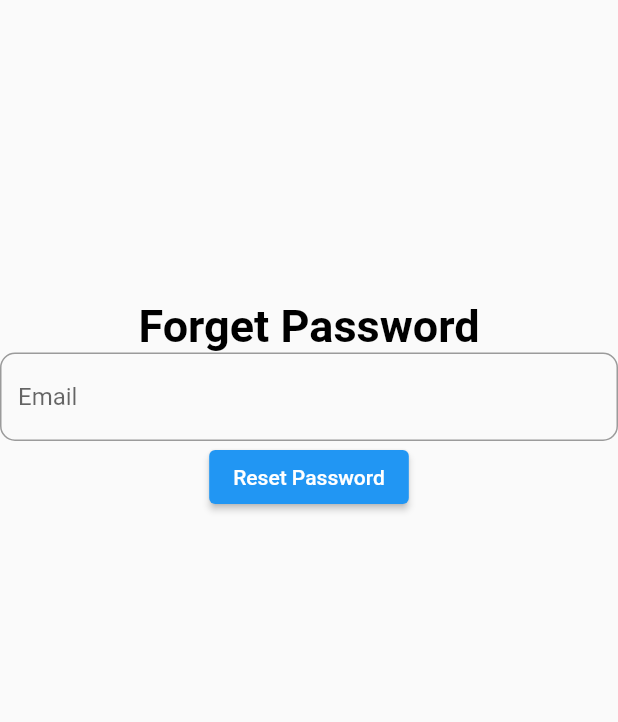
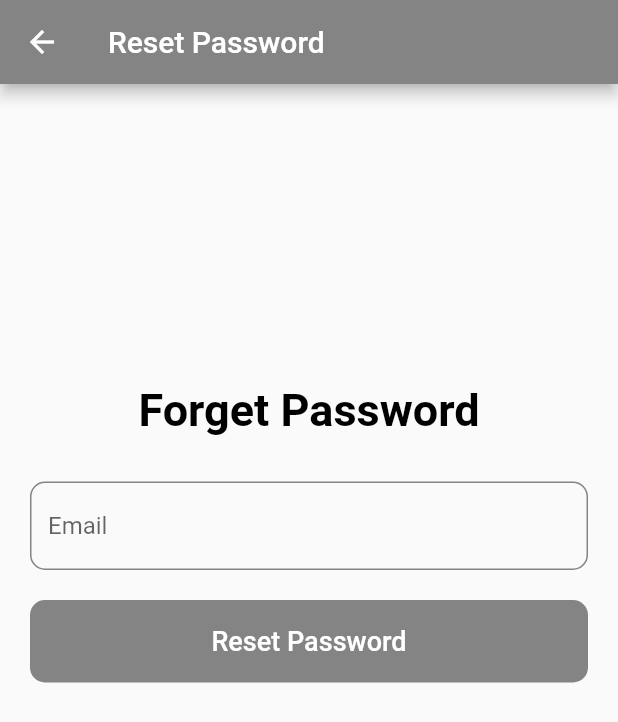
Before and after one commit to rathana-t/project_IOT, a Flutter app: the screen it shows after launch, item 4 of the bottom bar chosen, after a tap on "Forget Password?", on a phone screen of 412 x 824 dp. Shown: the top 722 px of the screen. Run offline on Flutter 3.47's test engine with Material 2 defaults, Android fonts, the light colour scheme and no system bars; our stand-ins replace circular_countdown_timer, email_validator, firebase_auth, firebase_core, firebase_database, flutter_spinkit; accounts and stored records are empty; network calls fail.

Commit message:
FEAT: new feature

```diff
--- a/lib/screens/auth/forgetpassword/forget_password_screen.dart
+++ b/lib/screens/auth/forgetpassword/forget_password_screen.dart
@@ -1,6 +1,8 @@
 import 'package:email_validator/email_validator.dart';
 import 'package:firebase_auth/firebase_auth.dart';
 import 'package:flutter/material.dart';
+import 'package:project_iot/theme/colors.dart';
+import 'package:project_iot/widgets/action_button.dart';
 import 'package:project_iot/widgets/utils.dart';
 
 class ForgetPasswordScreen extends StatefulWidget {
@@ -41,7 +43,13 @@ class _ForgetPasswordScreenState extends State<ForgetPasswordScreen> {
     }
 
     return Scaffold(
-      body: SingleChildScrollView(
+      appBar: AppBar(
+        backgroundColor: ColorConst.grey,
+        title: const Text('Reset Password'),
+      ),
+      body: Padding(
+        padding: const EdgeInsets.fromLTRB(20, 0, 20, 0),
+        child: SingleChildScrollView(
             child: Form(
           key: formKey,
           child: Column(
@@ -52,14 +60,28 @@ class _ForgetPasswordScreenState extends State<ForgetPasswordScreen> {
                       color: Colors.black,
                       fontSize: 30,
                       fontWeight: FontWeight.bold)),
+              SizedBox(height: 30),
               TextFormField(
                 controller: _emailController,
                 textInputAction: TextInputAction.next,
                 autovalidateMode: AutovalidateMode.onUserInteraction,
+                cursorColor: ColorConst.grey,
                 decoration: InputDecoration(
                   hintText: "Email",
-                  border: OutlineInputBorder(
-                      borderRadius: BorderRadius.circular(10))),
+                  focusedBorder: OutlineInputBorder(
+                    borderRadius: BorderRadius.circular(10),
+                    borderSide: BorderSide(
+                      width: 2,
+                      color: ColorConst.grey,
+                    ),
+                  ),
+                  enabledBorder: OutlineInputBorder(
+                    borderRadius: BorderRadius.circular(10),
+                    borderSide: BorderSide(
+                      color: ColorConst.grey,
+                    ),
+                  ),
+                ),
                 validator: (value) {
                   if (value == null || value.isEmpty) {
                     return 'Please enter email';
@@ -69,11 +91,15 @@ class _ForgetPasswordScreenState extends State<ForgetPasswordScreen> {
                   return null;
                 },
               ),
-            ElevatedButton(
-                onPressed: resetPassword, child: Text('Reset Password'))
+              SizedBox(height: 20),
+              ActionButton(
+                  title: 'Reset Password',
+                  onPressed: resetPassword,
+                  backgroundColor: ColorConst.grey)
             ],
           ),
         )),
+      ),
     );
   }
 }
--- a/lib/screens/auth/login/login_screen.dart
+++ b/lib/screens/auth/login/login_screen.dart
@@ -3,6 +3,9 @@ import 'package:flutter/material.dart';
 import 'package:firebase_auth/firebase_auth.dart';
 import 'package:project_iot/main.dart';
 import 'package:project_iot/screens/auth/forgetpassword/forget_password_screen.dart';
+import 'package:project_iot/theme/colors.dart';
+import 'package:project_iot/widgets/action_button.dart';
+import 'package:project_iot/widgets/input_form.dart';
 import 'package:project_iot/widgets/utils.dart';
 
 class LogInScreen extends StatefulWidget {
@@ -18,7 +21,7 @@ class _LogInScreenState extends State<LogInScreen> {
   final TextEditingController _passwordController = TextEditingController();
   @override
   Widget build(BuildContext context) {
-    Future signIn() async {
+    Future logIn() async {
       showDialog(
           context: context,
           barrierDismissible: false,
@@ -43,51 +46,47 @@ class _LogInScreenState extends State<LogInScreen> {
     }
 
     return Scaffold(
-      body: SingleChildScrollView(
+      body: Padding(
+        padding: const EdgeInsets.fromLTRB(20, 0, 20, 0),
+        child: SingleChildScrollView(
+            physics: const BouncingScrollPhysics(),
             child: Column(
               children: [
-          SizedBox(height: 200),
-          TextField(
+                const SizedBox(height: 150),
+                const Text(
+                  'Log In',
+                  style: TextStyle(
+                      color: Colors.black,
+                      fontSize: 30,
+                      fontWeight: FontWeight.bold),
+                ),
+                const SizedBox(height: 50),
+                InputForm(
                     controller: _emailController,
-            textInputAction: TextInputAction.next,
-            decoration: InputDecoration(
                     hintText: "Email",
-              border: OutlineInputBorder(
-                borderRadius: BorderRadius.circular(10),
-              ),
-            ),
-          ),
-          TextField(
+                    keyboardType: TextInputType.emailAddress,
+                    validator: () {}),
+                InputForm(
                     controller: _passwordController,
-            textInputAction: TextInputAction.done,
-            obscureText: true,
-            decoration: InputDecoration(
                     hintText: "Password",
-              border: OutlineInputBorder(
-                borderRadius: BorderRadius.circular(10),
-              ),
-            ),
-          ),
-
-          SizedBox(height: 15),
-          ElevatedButton(
-            onPressed: () {
-              signIn();
-            },
-            child: const Text("Log In"),
-          ),
-          SizedBox(height: 15),
+                    validator: () {}),
+                const SizedBox(height: 10),
+                ActionButton(
+                    title: 'Log In',
+                    onPressed: logIn,
+                    backgroundColor: ColorConst.yellow),
+                const SizedBox(height: 20),
                 GestureDetector(
                   onTap: () {
                     Navigator.of(context).push(MaterialPageRoute(
-                  builder: (context) => ForgetPasswordScreen()));
+                        builder: (context) => const ForgetPasswordScreen()));
                   },
                   child: const Text(
                     "Forget Password?",
                     style: TextStyle(color: Colors.blue),
                   ),
                 ),
-          SizedBox(height: 15),
+                const SizedBox(height: 20),
                 // create sign up button
                 RichText(
                   text: TextSpan(
@@ -102,9 +101,11 @@ class _LogInScreenState extends State<LogInScreen> {
                       ),
                     ],
                   ),
-          )
+                ),
+                const SizedBox(height: 30),
               ],
             )),
+      ),
     );
   }
 }
--- a/lib/screens/main_screen.dart
+++ b/lib/screens/main_screen.dart
@@ -7,7 +7,6 @@ import 'package:project_iot/screens/home/home_screen.dart';
 import 'package:project_iot/screens/auth/login/login_screen.dart';
 import 'package:project_iot/screens/auth/register/register_screen.dart';
 import 'package:project_iot/screens/report/report_screen.dart';
-import 'package:project_iot/screens/todos/todos_screen.dart';
 import 'package:project_iot/theme/colors.dart';
 
 class MainScreen extends StatefulWidget {
@@ -25,7 +24,7 @@ class _MainScreenState extends State<MainScreen> {
     ReportScreen(),
     ProfileWidget(),
     // temporary
-    TodoScreen(),
+    //  To doScreen(),
     CrashDetectScreen()
   ];
 
@@ -78,10 +77,10 @@ class _MainScreenState extends State<MainScreen> {
               label: 'Me',
             ),
             // temporary
-            BottomNavigationBarItem(
-              icon: Icon(Icons.menu_open_sharp),
-              label: 'Todo',
-            ),
+            // BottomNavigationBarItem(
+            //   icon: Icon(Icons.menu_open_sharp),
+            //   label: 'Todo',
+            // ),
             BottomNavigationBarItem(
               icon: Icon(Icons.menu_open_sharp),
               label: 'Detect',
--- /dev/null
+++ b/lib/widgets/input_form.dart
@@ -0,0 +1,57 @@
+import 'package:flutter/material.dart';
+import 'package:project_iot/theme/colors.dart';
+
+class InputForm extends StatelessWidget {
+  const InputForm({
+    Key? key,
+    required TextEditingController controller,
+    required this.hintText,
+    required this.validator,
+    this.keyboardType = TextInputType.text,
+  })  : _controller = controller,
+        super(key: key);
+
+  final TextEditingController _controller;
+  final String hintText;
+  final Function validator;
+  final TextInputType keyboardType;
+
+  @override
+  Widget build(BuildContext context) {
+    return Column(
+      children: [
+        TextFormField(
+          controller: _controller,
+          textInputAction: TextInputAction.next,
+          keyboardType: keyboardType,
+          autovalidateMode: AutovalidateMode.onUserInteraction,
+          cursorColor: ColorConst.grey,
+          decoration: InputDecoration(
+            hintText: hintText,
+            border: OutlineInputBorder(
+              borderSide: BorderSide(
+                color: ColorConst.grey,
+              ),
+              borderRadius: const BorderRadius.all(Radius.circular(10.0)),
+            ),
+            focusedBorder: OutlineInputBorder(
+              borderRadius: BorderRadius.circular(10),
+              borderSide: BorderSide(
+                width: 2,
+                color: ColorConst.grey,
+              ),
+            ),
+            enabledBorder: OutlineInputBorder(
+              borderRadius: BorderRadius.circular(10),
+              borderSide: BorderSide(
+                color: ColorConst.grey,
+              ),
+            ),
+          ),
+          validator: ((value) => validator(value)),
+        ),
+        const SizedBox(height: 10),
+      ],
+    );
+  }
+}
--- a/lib/widgets/splash_screen.dart
+++ b/lib/widgets/splash_screen.dart
@@ -1,7 +1,7 @@
-
 import 'dart:async';
 
 import 'package:flutter/material.dart';
+import 'package:project_iot/screens/account/account_screen.dart';
 import 'package:project_iot/screens/main_screen.dart';
 import 'package:project_iot/theme/colors.dart';
 
@@ -20,6 +20,10 @@ class _SplashScreenState extends State<SplashScreen> {
         const Duration(seconds: 3),
         () => Navigator.pushReplacement(context,
             MaterialPageRoute(builder: (context) => const MainScreen())));
+    Timer(
+        const Duration(seconds: 7),
+        () => Navigator.pushReplacement(context,
+            MaterialPageRoute(builder: (context) => const AccountScreen())));
     // MaterialPageRoute(builder: (context) => MapSample())));
   }
 
```
Also changed, not shown: lib/screens/account/add_contsct_screen.dart (+17 -25 lines), lib/screens/account/widgets/account_header.dart (+65 -19 lines), lib/screens/auth/register/register_screen.dart (+39 -49 lines). Lines whose indentation alone changed are shown as unchanged.
